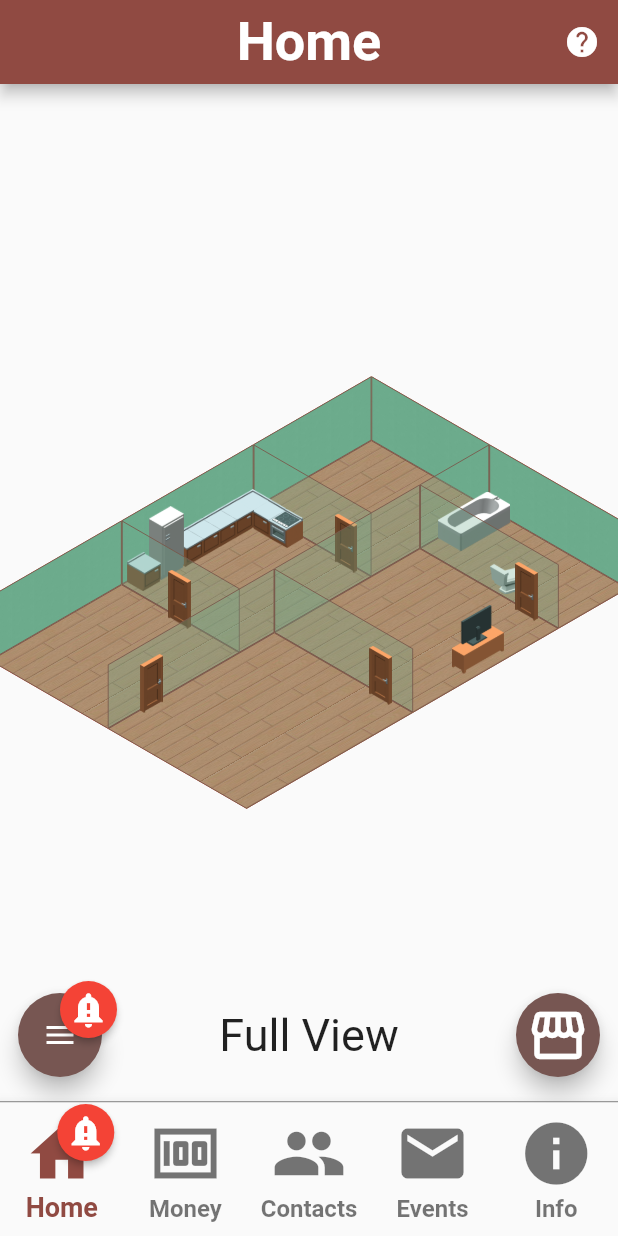
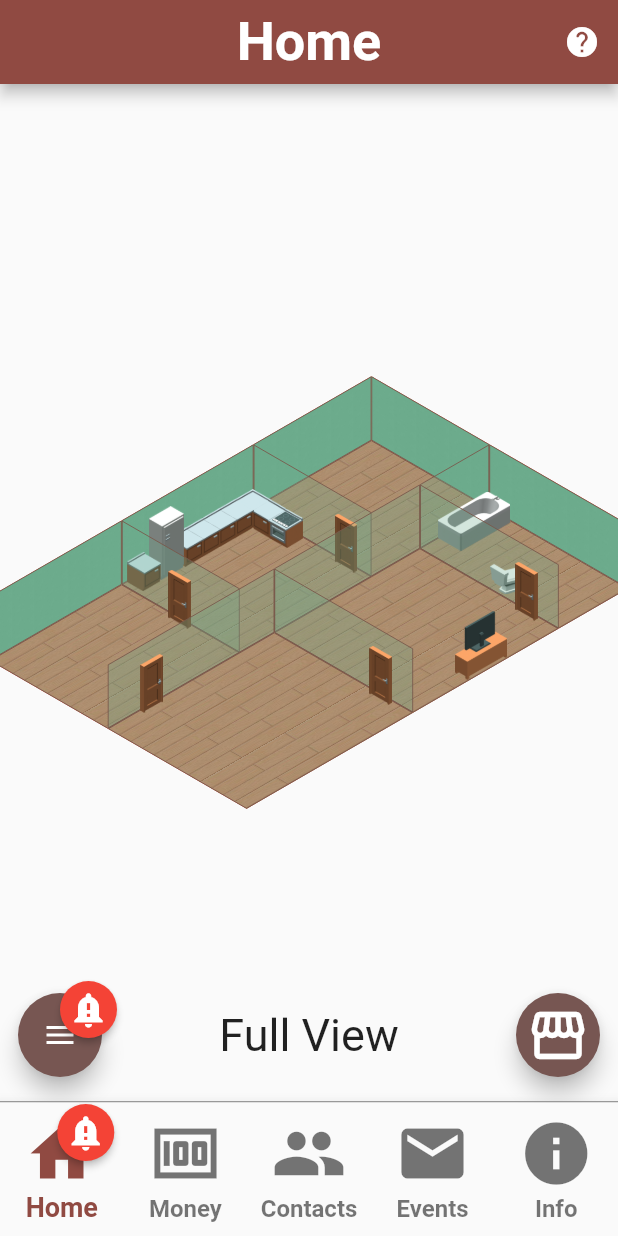
Before and after one commit to Blaemerson/Project-Mercury, a Flutter app: the screen it shows once a user with an empty profile is signed in, on a phone screen of 412 x 824 dp. Run offline on Flutter 3.47's test engine with Material 2 defaults, Android fonts, the phone set to English and light mode, and no system bars; drawn by our look-alikes of badges, flutter_speed_dial; our stand-ins replace audioplayers, cloud_firestore, firebase_analytics, firebase_auth, firebase_core, get_it and 1 more; missing offline and left inert: flutterfire_ui, tutorial_coach_mark; accounts and stored records are empty.

Commit message:
Control order in which furniture + slots are loaded into room

```diff
--- a/lib/models/slot.dart
+++ b/lib/models/slot.dart
@@ -14,6 +14,7 @@ class Slot {
   final double overchargeRate;
   final bool delay;
   final bool doubleCharge;
+  /* bool owned; */
   String? item;
 
   Slot({
@@ -21,6 +22,7 @@ class Slot {
     required this.height,
     required this.acceptables,
     required this.position,
+    /* this.owned = false, */
     this.prereq,
     this.item,
     this.overchargeRate = 0,
@@ -29,7 +31,12 @@ class Slot {
     this.zPosition = 0,
     this.visual,
   });
-  set(String? item) => this.item = item;
+  set(String? item) {
+    /* if (item == null) { */
+    /*   owned = false; */
+    /* } */
+    return this.item = item;
+  }
   get(String itemName) =>
       acceptables.where((element) => element.name == itemName);
   get owned => locator
--- a/lib/pages/homePage/room.dart
+++ b/lib/pages/homePage/room.dart
@@ -19,10 +19,11 @@ class Room extends StatefulWidget {
   final double height;
   final bool roomBehind;
   final bool roomBeside;
-  final List<Furniture> furniture;
-  final List<Slot> slots;
-  const Room({
-    Key? key,
+  final List<Object?> items;
+  /* final List<Furniture> furniture; */
+  /* final List<Slot> slots; */
+  const Room(
+      {Key? key,
       required this.unlockOrder,
       required this.width,
       required this.length,
@@ -30,26 +31,27 @@ class Room extends StatefulWidget {
       this.name = '',
       this.roomBehind = false,
       this.roomBeside = false,
-    this.furniture = const [],
-    this.slots = const [],
-  }) : super(key: key);
+      this.items = const []
+      /* this.furniture = const [], */
+      /* this.slots = const [], */
+      })
+      : super(key: key);
 
   @override
   State<Room> createState() => _RoomState();
 
+  Iterable<Slot> get slots => items.whereType<Slot>();
   // Fill all items matching a given ID with a given item
-  setSlotItems(int? slotID, String? item) {
+  Iterable<Slot> slotsByID(int slotID) => slots.where((s) => s.id == slotID);
+  fillSlots(int? slotID, String? item) {
     slots
-        .where((element) => slotID == null ? true : element.id == slotID)
-        .forEach((element) {
-      element.set(item);
-    });
+        .where((s) => slotID == null ? true : s.id == slotID)
+        .forEach((s) => s.set(item));
   }
 
-  Iterable<Slot> getSlots(int slotID) => slots.where((s) => s.id == slotID);
-  Iterable<Slot> getFilledSlots() => slots.where((s) => s.item != null);
-  getFurniture(int slotID) =>
-      furniture.where((f) => f.slotID == slotID).toList();
+  Iterable<Slot> get filledSlots =>
+      items.whereType<Slot>().where((s) => s.item != null);
+  get furniture => items.whereType<Furniture>();
 }
 
 class _RoomState extends State<Room> {
@@ -66,6 +68,32 @@ class _RoomState extends State<Room> {
             stream:
                 locator.get<FirestoreMethods>().itemsStream(room: widget.name),
             builder: (context, roomItems) {
+              List<Widget> placeables = [];
+
+              for (Object? o in widget.items) {
+                if (o is Slot) {
+                  if (o.item != null) {
+                    placeables.add(FurnitureCard(
+                      furniture: o.acceptables.firstWhere(
+                        (element) => element.name == o.item,
+                      ),
+                      slot: o,
+                    ));
+                  } else if (_currentRoom != null &&
+                      o.item == null &&
+                      o.owned == false) {
+                    if (o.prereq == null ||
+                        widget.filledSlots
+                            .toSet()
+                            .intersection(widget.slotsByID(o.prereq!).toSet())
+                            .isNotEmpty) {
+                      placeables.add(SlotCard(slot: o, roomName: widget.name));
+                    }
+                  }
+                } else if (o is Furniture) {
+                  placeables.add(FurnitureCard(furniture: o));
+                }
+              }
               return Stack(
                 clipBehavior: Clip.none,
                 alignment: Alignment.bottomLeft,
@@ -139,28 +167,7 @@ class _RoomState extends State<Room> {
                       ),
                     ),
                   ),
-                  // Hide slots when in full view
-                  if (_currentRoom != null)
-                    for (Slot s in widget.slots
-                        .where((element) => element.item == null && element.owned == false))
-                      // if slot has no unfinished prerequisites...
-                      if (s.prereq == null ||
-                          widget
-                              .getFilledSlots()
-                              .toSet()
-                              .intersection(widget.getSlots(s.prereq!).toSet())
-                              .isNotEmpty)
-                        SlotCard(slot: s, roomName: widget.name),
-                  for (Slot s
-                      in widget.slots.where((element) => element.item != null))
-                    FurnitureCard(
-                      furniture: s.acceptables.firstWhere(
-                        (element) => element.name == s.item,
-                      ),
-                      slot: s,
-                    ),
-                  for (Furniture f in widget.furniture)
-                    FurnitureCard(furniture: f),
+                  for (Widget item in placeables) item,
                 ],
               );
             },
--- a/lib/pages/homePage/room_data.dart
+++ b/lib/pages/homePage/room_data.dart
@@ -2,7 +2,6 @@ import 'package:flutter/material.dart';
 import 'package:projectmercury/models/furniture.dart';
 import 'package:projectmercury/models/slot.dart';
 import 'package:projectmercury/pages/homePage/room.dart';
-
 
 // TODO: add back in missing furniture & decorate according to floor plan
 // slotID links a Furniture to a Slot
@@ -14,21 +13,37 @@ Room bedroom = Room(
   roomBehind: true,
   roomBeside: true,
   unlockOrder: 1,
-  furniture: const [
-    Furniture(
+  items: [
+    const Furniture(
       name: 'doorway',
       direction: 'NE',
       position: Offset(180, 45),
       height: 60,
     ),
-    Furniture(
-      name: 'modern_tv',
-      direction: 'SE',
-      position: Offset(200, 125),
-      height: 70,
+    Slot(
+      id: 3,
+      height: 55,
+      visual: 'outline_tall',
+      acceptables: const [
+        Furniture(
+          name: 'square_lamp',
+        ),
+        Furniture(
+          name: 'potted_plant',
+        ),
+      ],
+      position: const Offset(40, 55),
     ),
-  ],
-  slots: [
+    Slot(
+      id: 4,
+      prereq: 0,
+      height: 35,
+      visual: 'outline',
+      acceptables: const [
+        Furniture(name: 'bedside_table'),
+      ],
+      position: const Offset(65, 115),
+    ),
     Slot(
       id: 0,
       height: 70,
@@ -47,6 +62,16 @@ Room bedroom = Room(
         ),
       ],
       position: const Offset(70, 130),
+    ),
+    Slot(
+      id: 4,
+      prereq: 0,
+      height: 35,
+      visual: 'outline',
+      acceptables: const [
+        Furniture(name: 'bedside_table'),
+      ],
+      position: const Offset(65, 205),
     ),
     Slot(
       id: 1,
@@ -70,21 +95,13 @@ Room bedroom = Room(
           name: 'desk_chair',
         ),
       ],
-      position: const Offset(150, 100),
+      position: const Offset(150, 85),
     ),
-    Slot(
-      id: 3,
-      height: 55,
-      visual: 'outline_tall',
-      acceptables: const [
-        Furniture(
-          name: 'square_lamp',
-        ),
-        Furniture(
-          name: 'potted_plant',
-        ),
-      ],
-      position: const Offset(40, 55),
+    const Furniture(
+      name: 'modern_tv',
+      direction: 'SE',
+      position: Offset(210, 130),
+      height: 70,
     ),
   ],
 );
@@ -97,21 +114,19 @@ Room livingroom = Room(
   length: 240,
   height: 80,
   unlockOrder: 2,
-  furniture: const [
-    Furniture(
+  items: [
+    const Furniture(
       name: 'doorway',
       direction: 'NE',
       position: Offset(180, 45),
       height: 60,
     ),
-    Furniture(
+    const Furniture(
       name: 'doorway',
       direction: 'NW',
       position: Offset(25, 220),
       height: 60,
     ),
-  ],
-  slots: [
     Slot(
       id: 0,
       height: 40,
@@ -164,7 +179,7 @@ Room livingroom = Room(
         ),
         Furniture(
           name: 'basic_rug',
-          height:90,
+          height: 90,
           position: Offset(140, 120),
         ),
       ],
@@ -180,21 +195,7 @@ Room bathroom = Room(
   length: 100,
   height: 80,
   unlockOrder: 3,
-  furniture: const [
-    Furniture(
-      name: 'bathtub',
-      direction: 'NE',
-      position: Offset(55, 70),
-      height: 60,
-    ),
-    Furniture(
-      name: 'toilet',
-      direction: 'SW',
-      position: Offset(150, 130),
-      height: 45,
-    ),
-  ],
-  slots: [
+  items: [
     Slot(
       id: 0,
       height: 35,
@@ -214,7 +215,19 @@ Room bathroom = Room(
         ),
       ],
       position: const Offset(130, 85),
-    )
+    ),
+    const Furniture(
+      name: 'bathtub',
+      direction: 'NE',
+      position: Offset(55, 70),
+      height: 60,
+    ),
+    const Furniture(
+      name: 'toilet',
+      direction: 'SW',
+      position: Offset(150, 130),
+      height: 45,
+    ),
   ],
 );
 
@@ -225,7 +238,7 @@ Room kitchen = const Room(
   length: 190,
   height: 80,
   unlockOrder: 4,
-  furniture: [
+  items: [
     Furniture(
       name: 'doorway',
       direction: 'NE',
@@ -295,7 +308,7 @@ Room diningroom = const Room(
   length: 190,
   height: 80,
   unlockOrder: 5,
-  furniture: [
+  items: [
     Furniture(
       name: 'doorway',
       direction: 'NE',
@@ -311,5 +324,5 @@ Room washroom = const Room(
   length: 170,
   height: 80,
   unlockOrder: 6,
-  furniture: [],
+  items: [],
 );
--- a/lib/pages/storePage/store_data.dart
+++ b/lib/pages/storePage/store_data.dart
@@ -196,4 +196,9 @@ const List<StoreItem> storeItems = [
     price: 80,
     item: 'desk_chair',
   ),
+  StoreItem(
+    name: 'Bedside Tables (2)',
+    price: 160,
+    item: 'bedside_table',
+  ),
 ];
--- a/lib/resources/event_controller.dart
+++ b/lib/resources/event_controller.dart
@@ -192,7 +192,7 @@ class EventController with ChangeNotifier {
   void furnishRoom() {
     for (Room room in rooms) {
       // reset room
-      room.setSlotItems(null, null);
+      room.fillSlots(null, null);
       // fill in slots
       List<PurchasedItem> roomItems =
           purchasedItems.where((element) => element.room == room.name).toList();
```
Also changed, not shown: assets/furniture/bedside_table.png (added), assets/furniture/potted_plant.png (renamed from assets/furniture/potted_plant_NE.png). Lines whose indentation alone changed are shown as unchanged.
